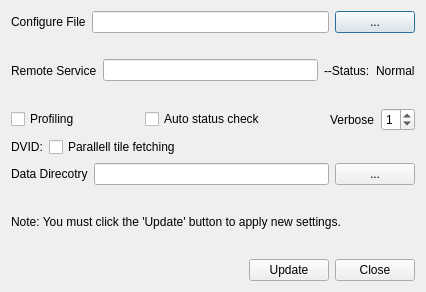
The window that neurolabi/gui/dialogs/flyemsettingdialog.ui (janelia-flyem/NeuTu) describes before a commit, drawn with Qt 5.
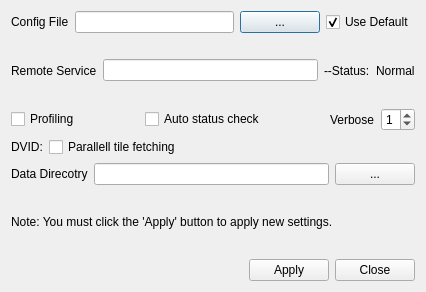
The same window after the commit.

Commit message: add default flyem config file

What changed in the file:
```diff
--- a/neurolabi/gui/dialogs/flyemsettingdialog.ui
+++ b/neurolabi/gui/dialogs/flyemsettingdialog.ui
@@ -15,11 +15,13 @@
   </property>
   <layout class="QVBoxLayout" name="verticalLayout">
    <item>
+    <layout class="QHBoxLayout" name="horizontalLayout_8">
+     <item>
     <layout class="QHBoxLayout" name="horizontalLayout_2">
      <item>
       <widget class="QLabel" name="label_2">
        <property name="text">
-        <string>Configure File</string>
+          <string>Config File</string>
        </property>
       </widget>
      </item>
@@ -36,6 +38,21 @@
     </layout>
    </item>
    <item>
+      <widget class="QCheckBox" name="defaultConfigFileCheckBox">
+       <property name="toolTip">
+        <string>Use default configuration file (distributed with the program)</string>
+       </property>
+       <property name="text">
+        <string>Use Default</string>
+       </property>
+       <property name="checked">
+        <bool>true</bool>
+       </property>
+      </widget>
+     </item>
+    </layout>
+   </item>
+   <item>
     <layout class="QHBoxLayout" name="horizontalLayout_4">
      <item>
       <widget class="QLabel" name="label">
@@ -193,7 +210,7 @@
    <item>
     <widget class="QLabel" name="label_5">
      <property name="text">
-      <string>Note: You must click the 'Update' button to apply new settings.</string>
+      <string>Note: You must click the 'Apply' button to apply new settings.</string>
      </property>
     </widget>
    </item>
@@ -218,7 +235,7 @@
         <string>Apply current settings</string>
        </property>
        <property name="text">
-        <string>Update</string>
+        <string>Apply</string>
        </property>
       </widget>
      </item>
```
Left out of the diff: 9 changed lines with no effect on the pictures. Lines whose indentation alone changed are shown as unchanged. The commit also changes 18 other files.
